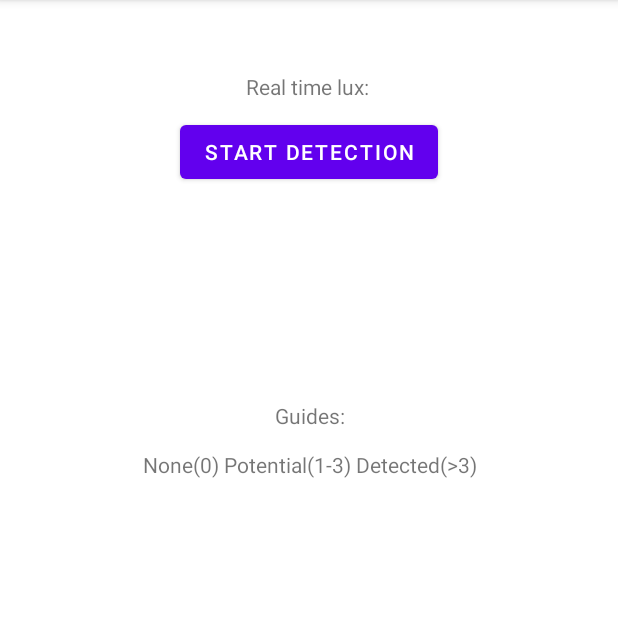
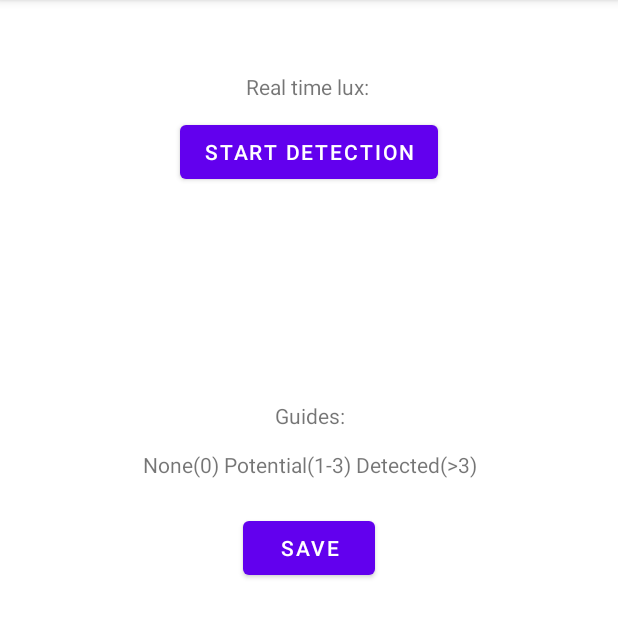
Before and after one commit to ChloeZ1208/IllumiSmart, an Android app: the screen it shows after launch (FlickerActivity), after a tap on "Detect Light Flicker", on a phone screen of 412 x 824 dp, the part 84-722 px from its top. Run offline under Robolectric (Android 15) with nearby library versions, the phone set to English and light mode, and no system bars; our stand-ins replace Room's generated code.

Commit message:
Zhe: finised adding flicker item to database and viewholder

```diff
--- a/app/src/main/java/android/example/illumismart/DataAdapter.java
+++ b/app/src/main/java/android/example/illumismart/DataAdapter.java
@@ -41,7 +41,7 @@ public class DataAdapter extends ListAdapter<dataItem, DataAdapter.DataViewHolde
         if (current.getDataItem().equals("Illuminance")) {
             holder.mdataItem.setTextColor(Color.parseColor("#92A6CB"));
         } else if (current.getDataItem().equals("Flicker")) {
-            holder.mdataItem.setTextColor(Color.parseColor("B49EBC"));
+            holder.mdataItem.setTextColor(Color.parseColor("#B49ECB"));
         }
     }
 
--- a/app/src/main/java/android/example/illumismart/FlickerActivity.java
+++ b/app/src/main/java/android/example/illumismart/FlickerActivity.java
@@ -1,5 +1,9 @@
 package android.example.illumismart;
 
+import android.example.illumismart.viewmodel.FlickerItemViewModel;
+import android.example.illumismart.viewmodel.dataItemViewModel;
+import android.example.illumismart.entity.FlickerItem;
+import android.example.illumismart.entity.dataItem;
 import android.hardware.Sensor;
 import android.hardware.SensorEvent;
 import android.hardware.SensorEventListener;
@@ -10,17 +14,25 @@ import android.util.Log;
 import android.view.View;
 import android.widget.Button;
 import android.widget.TextView;
+import android.widget.Toast;
 
 import androidx.appcompat.app.AppCompatActivity;
+import androidx.lifecycle.ViewModelProvider;
 
+import java.text.DecimalFormat;
+import java.text.SimpleDateFormat;
 import java.util.ArrayList;
 import java.util.Arrays;
 import java.util.Collections;
+import java.util.Date;
+import java.util.Locale;
 
 public class FlickerActivity extends AppCompatActivity {
     private static final String LOG_TAG = FlickerActivity.class.getSimpleName();
+    private static final String ITEM_NAME = "Flicker";
 
     private Button flickerButtonStart;
+    private Button flickerButtonSave;
     private TextView flickerTextTimeRemaining;
     private TextView flickerTextInfo;
     private TextView flickerTextRealtimeLux;
@@ -38,6 +50,12 @@ public class FlickerActivity extends AppCompatActivity {
     private static final int FLICKER_WINDOW_SIZE = 3;
     private static final int FLICKER_THRESHOLD = 5;
 
+    private FlickerItemViewModel flickerItemViewModel;
+    private dataItemViewModel dataItemViewModel;
+    private FlickerItem flickerEntityInstance;
+    private dataItem dataItemEntityInstance;
+    private String timeStamp;
+
 
     @Override
     protected void onCreate(Bundle savedInstanceState) {
@@ -48,6 +66,16 @@ public class FlickerActivity extends AppCompatActivity {
         initializeCountDownTimer();
         flickerDetectionActivated = false;
         flickerDetectionTmpList = new ArrayList<Float>();
+
+        // FlickerItem save
+        flickerItemViewModel = new ViewModelProvider(this, ViewModelProvider.
+                AndroidViewModelFactory.
+                getInstance(this.getApplication())).get(FlickerItemViewModel.class);
+        // DataItem(Flicker) save
+        dataItemViewModel = new ViewModelProvider(this,
+                ViewModelProvider.
+                        AndroidViewModelFactory.
+                        getInstance(this.getApplication())).get(dataItemViewModel.class);
 
     }
 
@@ -72,6 +100,7 @@ public class FlickerActivity extends AppCompatActivity {
 
     private void initializeViews() {
         flickerButtonStart = findViewById(R.id.flicker_start);
+        flickerButtonSave = findViewById(R.id.flicker_save);
         flickerTextTimeRemaining = findViewById(R.id.flicker_text_time_remain);
         flickerTextInfo = findViewById(R.id.flicker_text_info);
         flickerTextRealtimeLux = findViewById(R.id.flicker_text_realtime_lux);
@@ -83,8 +112,26 @@ public class FlickerActivity extends AppCompatActivity {
                 flickerTextInfo.setVisibility(View.INVISIBLE);
                 flickerDetectionTmpList.clear();
                 flickerButtonStart.setClickable(false);
+                flickerButtonSave.setClickable(false);
                 flickerDetectionTimer.start();
                 flickerDetectionActivated = true;
+            }
+        });
+
+        flickerButtonSave.setOnClickListener(new View.OnClickListener() {
+            @Override
+            public void onClick(View v) {
+                if (flickerDetectionTmpList.size() != 0) {
+                    flickerItemViewModel.insert(flickerEntityInstance);
+                    dataItemViewModel.insert(dataItemEntityInstance);
+                    flickerDetectionTmpList.clear();
+                    Toast.makeText(FlickerActivity.this,
+                            "Flicker record saved successfully!",
+                            Toast.LENGTH_SHORT).show();
+                } else {
+                    Toast.makeText(FlickerActivity.this,
+                            "No data to save. Click play!", Toast.LENGTH_SHORT).show();
+                }
             }
         });
     }
@@ -127,21 +174,26 @@ public class FlickerActivity extends AppCompatActivity {
                 flickerTextTimeRemaining.setVisibility(View.INVISIBLE);
                 flickerTextInfo.setText("Analyzing ...");
                 flickerTextInfo.setVisibility(View.VISIBLE);
+                timeStamp = new SimpleDateFormat("yyyyMMddHHmm", Locale.CHINA).
+                        format(new Date());
                 // Analyzing samples
                 flickerDetectionAnalysis();
                 flickerButtonStart.setClickable(true);
+                flickerButtonSave.setClickable(true);
             }
         };
     }
 
     private void flickerDetectionAnalysis() {
+        DecimalFormat df = new DecimalFormat("0.00");
         int flickerEventCount = 0;
+        float flickerFreq = 0;
         if (flickerDetectionTmpList.size() < FLICKER_WINDOW_SIZE) {
             Log.d(LOG_TAG, "flickerDetectionTmpList size < 3: light source stable?");
             flickerTextInfo.setText("Flicker events: ");
             flickerTextInfo.append(String.valueOf(flickerEventCount));
             return;
-        }
+        } else {
             for (int i = 0; i <= flickerDetectionTmpList.size() - FLICKER_WINDOW_SIZE; ++i) {
                 Float[] luxWindow = {
                         flickerDetectionTmpList.get(i),
@@ -155,5 +207,19 @@ public class FlickerActivity extends AppCompatActivity {
             }
             flickerTextInfo.setText("Flicker events: ");
             flickerTextInfo.append(String.valueOf(flickerEventCount));
+            if (flickerEventCount != 0) {
+                flickerFreq = (float)flickerEventCount /
+                        (float)((int)COUNT_DOWN_TIME / (int)COUNT_DOWN_INTERVAL);
+            }
+
+        }
+        float minLux = Collections.min(flickerDetectionTmpList);
+        float maxLux = Collections.max(flickerDetectionTmpList);
+        dataItemEntityInstance = new dataItem(timeStamp, ITEM_NAME);
+        flickerEntityInstance = new FlickerItem(timeStamp,
+                                                df.format(flickerFreq)+" Hz",
+                                                String.valueOf(flickerEventCount),
+                                                df.format(maxLux),
+                                                df.format(minLux));
     }
 }
--- a/app/src/main/res/layout/activity_flicker.xml
+++ b/app/src/main/res/layout/activity_flicker.xml
@@ -85,4 +85,16 @@
         app:layout_constraintStart_toStartOf="parent"
         app:layout_constraintTop_toBottomOf="@+id/flicker_text_guides_header" />
 
+    <Button
+        android:id="@+id/flicker_save"
+        android:layout_width="wrap_content"
+        android:layout_height="wrap_content"
+        android:layout_marginStart="159dp"
+        android:layout_marginTop="22dp"
+        android:layout_marginEnd="159dp"
+        android:text="Save"
+        app:layout_constraintEnd_toEndOf="parent"
+        app:layout_constraintStart_toStartOf="parent"
+        app:layout_constraintTop_toBottomOf="@+id/flicker_text_guides" />
+
 </androidx.constraintlayout.widget.ConstraintLayout>
```
Also changed, not shown: app/src/main/java/android/example/illumismart/LightLevelActivity.java (+2 -5 lines). Lines whose indentation alone changed are shown as unchanged.
